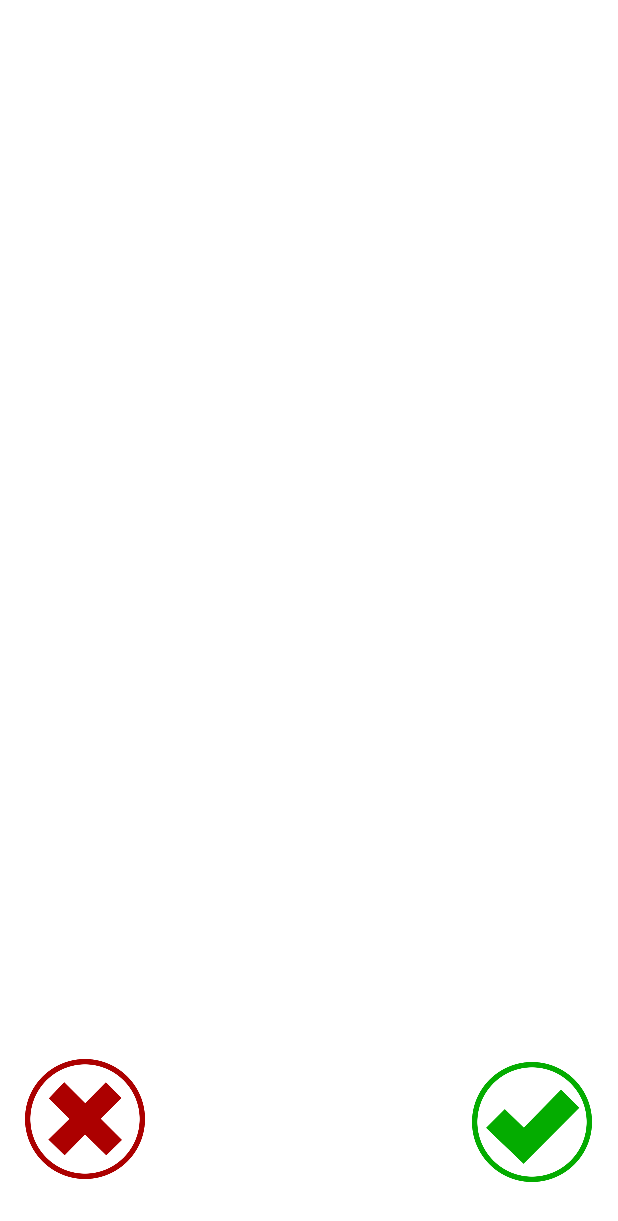
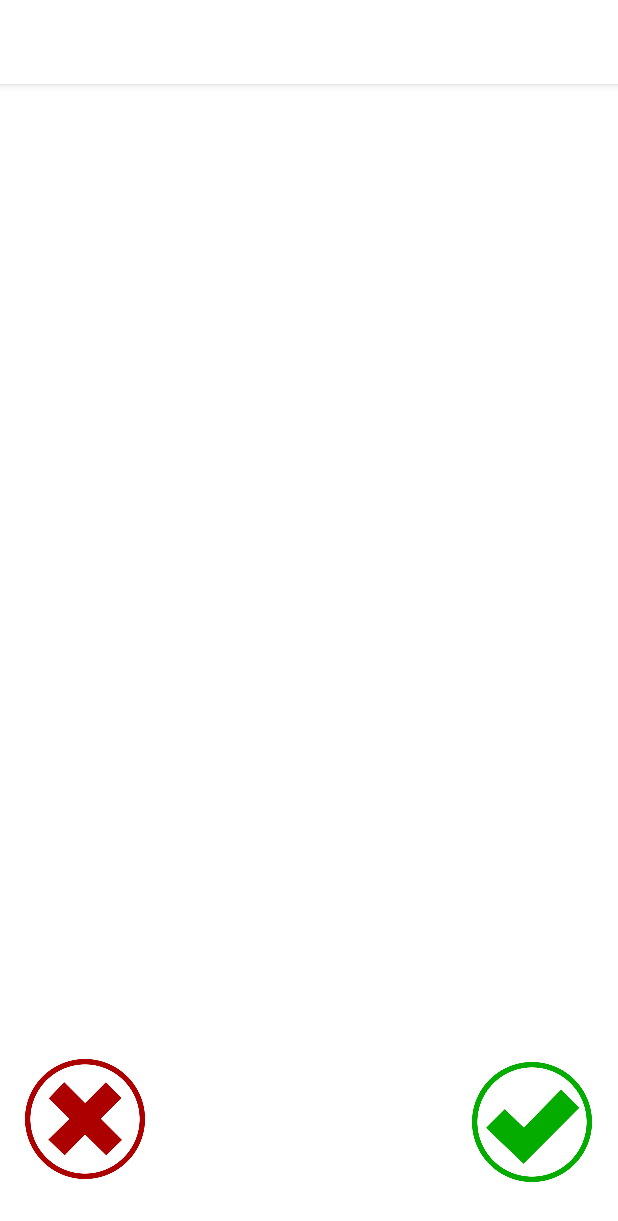
Before and after one commit to jpgoncalves97/ProjetoCM, an Android app: the screen it shows after launch (MainActivity), on a phone screen of 412 x 824 dp. Shown: the top 1221 px of the screen. Run offline under Robolectric (Android 15) with nearby library versions, the phone set to English and light mode, and no system bars; plain views replace FadingEdgeLayout; Roboto replaces fonts that are not available here; 3 statements that could not run were skipped.

Commit message:
side menu drawer

```diff
--- a/app/build.gradle
+++ b/app/build.gradle
@@ -30,7 +30,6 @@ android {
 
 dependencies {
 
-
     implementation 'com.github.bosphere.android-fadingedgelayout:fadingedgelayout:1.0.0'
     implementation 'androidx.appcompat:appcompat:1.2.0'
     implementation 'com.google.android.material:material:1.2.1'
--- a/app/src/main/java/com/example/projetocm/MainActivity.java
+++ b/app/src/main/java/com/example/projetocm/MainActivity.java
@@ -1,6 +1,9 @@
 package com.example.projetocm;
 
+import androidx.appcompat.app.ActionBarDrawerToggle;
 import androidx.appcompat.app.AppCompatActivity;
+import androidx.core.view.GravityCompat;
+import androidx.drawerlayout.widget.DrawerLayout;
 import androidx.fragment.app.FragmentTransaction;
 
 import android.app.DownloadManager;
@@ -11,6 +14,7 @@ import android.widget.Button;
 import android.widget.EditText;
 import android.widget.ImageView;
 import android.widget.Spinner;
+import androidx.appcompat.widget.Toolbar;
 
 
 import org.json.JSONObject;
@@ -27,11 +31,18 @@ import java.util.ArrayList;
 
 public class MainActivity extends AppCompatActivity implements FirstFragment.FirstFragmentInteractionListener {
 
+    private DrawerLayout drawer;
 
     @Override
     protected void onCreate(Bundle savedInstanceState) {
         super.onCreate(savedInstanceState);
         setContentView(R.layout.activity_main);
+
+        Toolbar toolbar = findViewById(R.id.toolbar);
+        setSupportActionBar(toolbar);
+        drawer = findViewById(R.id.main_activity);
+
+
 
         FirstFragment firstFragment = FirstFragment.newInstance();
         FragmentTransaction fragmentTransaction = getSupportFragmentManager().beginTransaction();
@@ -48,4 +59,12 @@ public class MainActivity extends AppCompatActivity implements FirstFragment.Fir
         fragmentTransaction.commit();
     }
 
+    @Override
+    public void onBackPressed() {
+        if (drawer.isDrawerOpen(GravityCompat.START)) {
+            drawer.closeDrawer(GravityCompat.START);
+        } else {
+            super.onBackPressed();
+        }
+    }
 }
--- a/app/src/main/res/layout/activity_main.xml
+++ b/app/src/main/res/layout/activity_main.xml
@@ -1,10 +1,35 @@
 <?xml version="1.0" encoding="utf-8"?>
-<androidx.constraintlayout.widget.ConstraintLayout xmlns:android="http://schemas.android.com/apk/res/android"
+<androidx.drawerlayout.widget.DrawerLayout xmlns:android="http://schemas.android.com/apk/res/android"
     xmlns:app="http://schemas.android.com/apk/res-auto"
     xmlns:tools="http://schemas.android.com/tools"
     android:layout_width="match_parent"
     android:layout_height="match_parent"
+    android:fitsSystemWindows="true"
     android:id="@+id/main_activity"
-    tools:context=".MainActivity">
-
-</androidx.constraintlayout.widget.ConstraintLayout>
+    tools:context=".MainActivity"
+    tools:openDrawer="start">
+    <LinearLayout
+        android:layout_width="match_parent"
+        android:layout_height="match_parent"
+        android:orientation="vertical">
+        <androidx.appcompat.widget.Toolbar
+            android:id="@+id/toolbar"
+            android:layout_width="match_parent"
+            android:layout_height="?attr/actionBarSize"
+            android:background="@color/white"
+            android:elevation="4dp"
+            android:theme="@style/ThemeOverlay.AppCompat.Dark.ActionBar"
+            app:popupTheme="@style/ThemeOverlay.AppCompat.Light" />
+        <FrameLayout
+            android:id="@+id/fragment_container"
+            android:layout_width="match_parent"
+            android:layout_height="match_parent" />
+    </LinearLayout>
+    <com.google.android.material.navigation.NavigationView
+        android:id="@+id/nav_view"
+        android:layout_width="wrap_content"
+        android:layout_height="match_parent"
+        android:layout_gravity="start"
+        app:headerLayout="@layout/nav_header"
+        app:menu="@menu/drawer_menu" />
+</androidx.drawerlayout.widget.DrawerLayout>
--- a/app/src/main/res/layout/first_fragment.xml
+++ b/app/src/main/res/layout/first_fragment.xml
@@ -52,7 +52,7 @@
         android:id="@+id/acceptButton"
         android:layout_width="80dp"
         android:layout_height="80dp"
-        android:background="@color/white"
+        android:background="#00000000"
         android:scaleType="fitCenter"
         android:src="@drawable/accept"
         app:layout_constraintBottom_toBottomOf="parent"
@@ -67,7 +67,7 @@
         android:layout_width="80dp"
         android:layout_height="80dp"
         android:layout_marginTop="189dp"
-        android:background="@color/white"
+        android:background="#00000000"
         android:scaleType="fitCenter"
         android:src="@drawable/reject"
         app:layout_constraintBottom_toBottomOf="parent"
--- /dev/null
+++ b/app/src/main/res/layout/nav_header.xml
@@ -0,0 +1,24 @@
+<?xml version="1.0" encoding="utf-8"?>
+<LinearLayout xmlns:android="http://schemas.android.com/apk/res/android"
+    android:layout_width="match_parent"
+    android:layout_height="176dp"
+    android:background="#353535"
+    android:gravity="bottom"
+    android:orientation="vertical"
+    android:padding="16dp"
+    android:theme="@style/ThemeOverlay.AppCompat.Dark">
+    <ImageView
+        android:layout_width="wrap_content"
+        android:layout_height="wrap_content"
+        android:src="@mipmap/ic_launcher_round" />
+    <TextView
+        android:layout_width="wrap_content"
+        android:layout_height="wrap_content"
+        android:paddingTop="8dp"
+        android:text="Food App"
+        android:textAppearance="@style/TextAppearance.AppCompat.Body1" />
+    <TextView
+        android:layout_width="wrap_content"
+        android:layout_height="wrap_content"
+        android:text="Navigation Menu" />
+</LinearLayout>
--- /dev/null
+++ b/app/src/main/res/menu/drawer_menu.xml
@@ -0,0 +1,36 @@
+<?xml version="1.0" encoding="utf-8"?>
+<menu xmlns:android="http://schemas.android.com/apk/res/android"
+    xmlns:tools="http://schemas.android.com/tools"
+    tools:showIn="navigation_view">
+    <group android:checkableBehavior="single">
+        <item
+            android:id="@+id/nav_random"
+            android:title="Random Recipe" />
+        <item
+            android:id="@+id/nav_pref"
+            android:title="Preferences" />
+        <item
+            android:id="@+id/nav_past"
+            android:title="Past Meals" />
+    </group>
+    <item android:title="Search">
+        <menu>
+            <group android:checkableBehavior="single">
+                <item
+                    android:id="@+id/nav_search_name"
+                    android:title="Search recipe by name" />
+                <item
+                    android:id="@+id/nav_search_cat"
+                    android:title="Search recipe by category" />
+                <item
+                    android:id="@+id/nav_search_ing"
+                    android:title="Search recipe by ingredient" />
+                <item
+                    android:id="@+id/nav_search_zone"
+                    android:title="Search recipe by zone" />
+            </group>
+        </menu>
+    </item>
+
+
+</menu>
--- a/app/src/main/res/values/themes.xml
+++ b/app/src/main/res/values/themes.xml
@@ -3,7 +3,7 @@
     <style name="Theme.ProjetoCM" parent="Theme.MaterialComponents.DayNight.NoActionBar">
         <!-- Primary brand color. -->
         <item name="colorPrimary">#353535</item>
-        <item name="colorPrimaryVariant">#353535</item>
+        <item name="colorPrimaryVariant">@color/black</item>
         <item name="colorOnPrimary">@color/white</item>
         <!-- Secondary brand color. -->
         <item name="colorSecondary">@color/teal_200</item>
```
